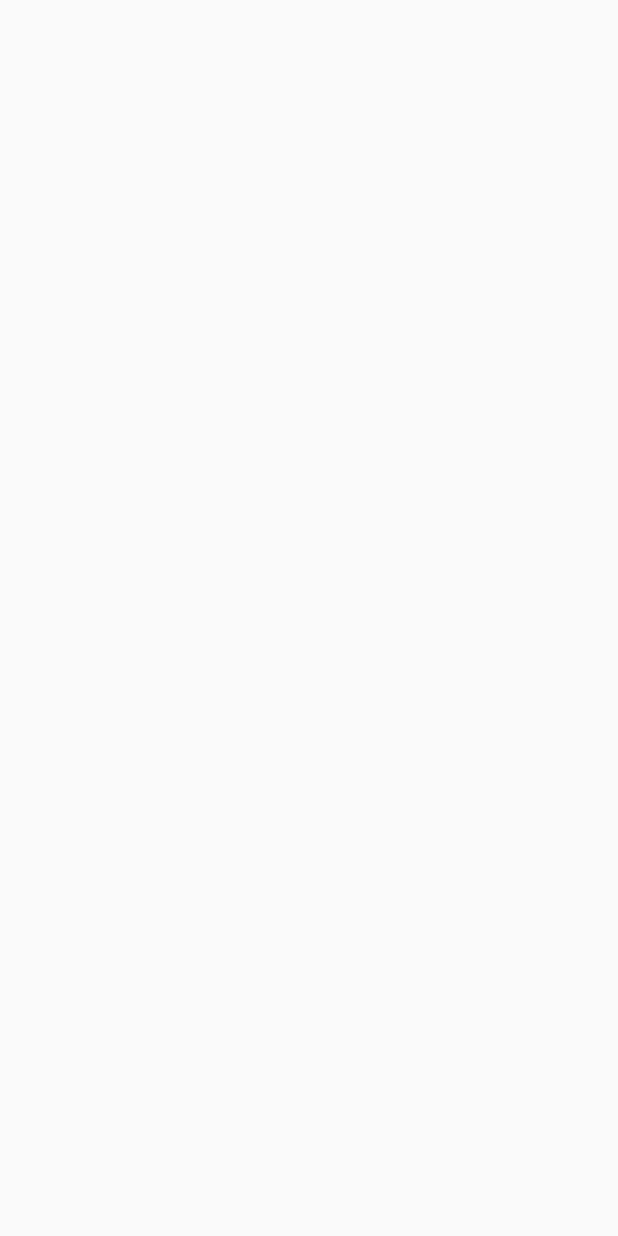
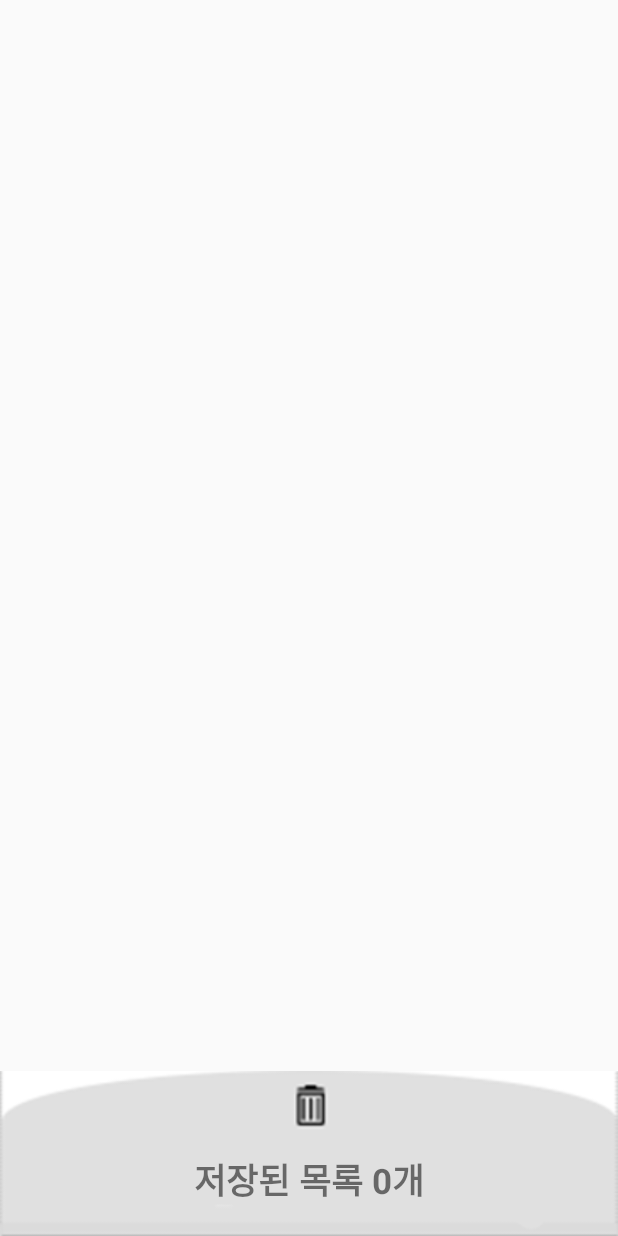
Before and after one commit to utturi/AndoridProject, an Android app: the Submain_Activity screen opened directly, with no data from a screen before it, on a phone screen of 412 x 824 dp. Before the commit the screen is empty. Run offline under Robolectric (Android 15) with nearby library versions, the phone set to English and light mode, and no system bars.

Commit message:
11.7(수정) Activity가 여러개로 다운로드 되는문제 해결(Launcher Activity 체크해제) 간단하게 SubActivity xml구성

```diff
--- a/app/src/main/java/com/example/andoridproject/Submain_Activity.java
+++ b/app/src/main/java/com/example/andoridproject/Submain_Activity.java
@@ -3,9 +3,9 @@
 import androidx.appcompat.app.AppCompatActivity;
 
 import android.os.Bundle;
-import android.widget.Button;
 
 public class Submain_Activity extends AppCompatActivity {
+
     @Override
     protected void onCreate(Bundle savedInstanceState) {
         super.onCreate(savedInstanceState);
--- a/app/src/main/res/layout/activity_main.xml
+++ b/app/src/main/res/layout/activity_main.xml
@@ -6,8 +6,8 @@
 
     <ImageButton
         android:id="@+id/menu"
-        android:layout_width="55dp"
-        android:layout_height="55dp"
+        android:layout_width="40dp"
+        android:layout_height="40dp"
         android:adjustViewBounds="true"
         android:background="#FFFFFF"
         android:layout_marginLeft="16dp"
--- a/app/src/main/res/layout/activity_submain_.xml
+++ b/app/src/main/res/layout/activity_submain_.xml
@@ -1,9 +1,30 @@
 <?xml version="1.0" encoding="utf-8"?>
-<androidx.constraintlayout.widget.ConstraintLayout xmlns:android="http://schemas.android.com/apk/res/android"
-    xmlns:app="http://schemas.android.com/apk/res-auto"
-    xmlns:tools="http://schemas.android.com/tools"
+<RelativeLayout xmlns:android="http://schemas.android.com/apk/res/android"
     android:layout_width="match_parent"
-    android:layout_height="match_parent"
-    tools:context=".Submain_Activity">
+    android:layout_height="match_parent">
 
-</androidx.constraintlayout.widget.ConstraintLayout>
+    <TextView
+        android:layout_width="match_parent"
+        android:layout_height="100dp"
+        android:scaleType="fitXY"
+        android:layout_alignParentBottom="true"
+        android:layout_centerHorizontal="true"/>
+
+    <ImageButton
+        android:id="@+id/deleteButton"
+        android:layout_width="match_parent"
+        android:layout_height="110dp"
+        android:scaleType="fitXY"
+        android:src="@drawable/delete_button"
+        android:background="#ffffff"
+        android:layout_alignParentBottom="true"/>
+    <TextView
+        android:layout_width="wrap_content"
+        android:layout_height="wrap_content"
+        android:text="저장된 목록 0개"
+        android:textSize="23dp"
+        android:textStyle="bold"
+        android:layout_alignParentBottom="true"
+        android:layout_centerHorizontal="true"
+        android:layout_marginBottom="20dp"/>
+</RelativeLayout>
--- a/build.gradle
+++ b/build.gradle
@@ -7,7 +7,7 @@
 
     }
     dependencies {
-        classpath 'com.android.tools.build:gradle:3.5.0'
+        classpath 'com.android.tools.build:gradle:3.5.1'
 
         // NOTE: Do not place your application dependencies here; they belong
         // in the individual module build.gradle files
```
Also changed, not shown: app/src/main/AndroidManifest.xml (+4 -8 lines), app/src/main/res/drawable/delete_button.png (added).
